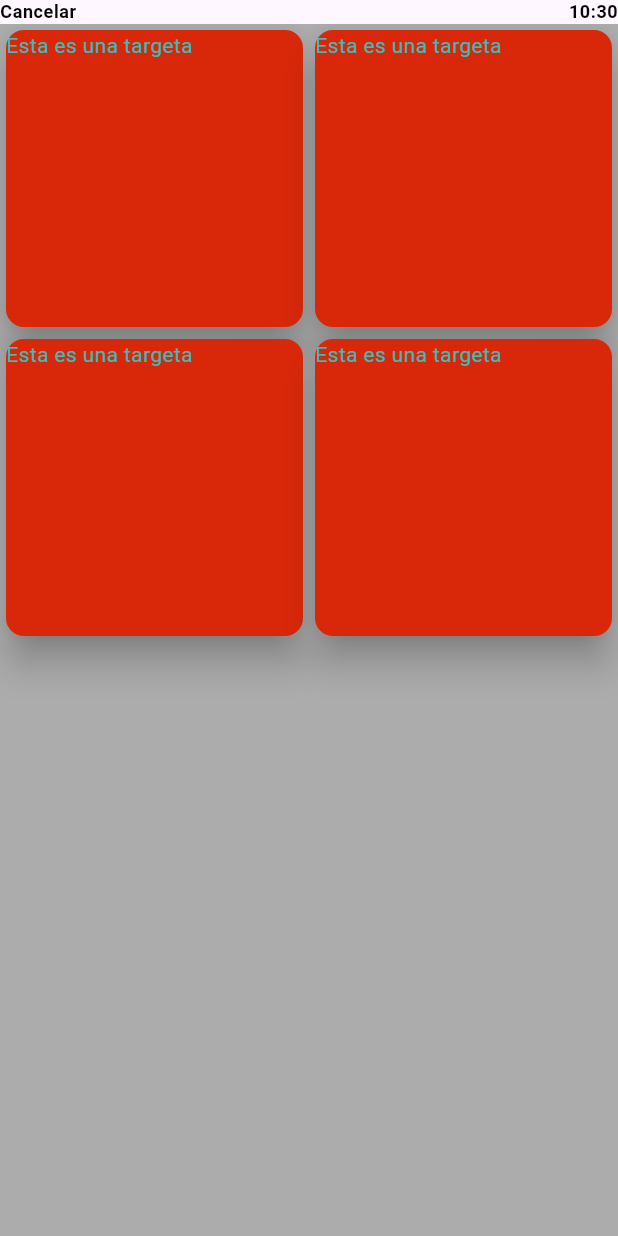
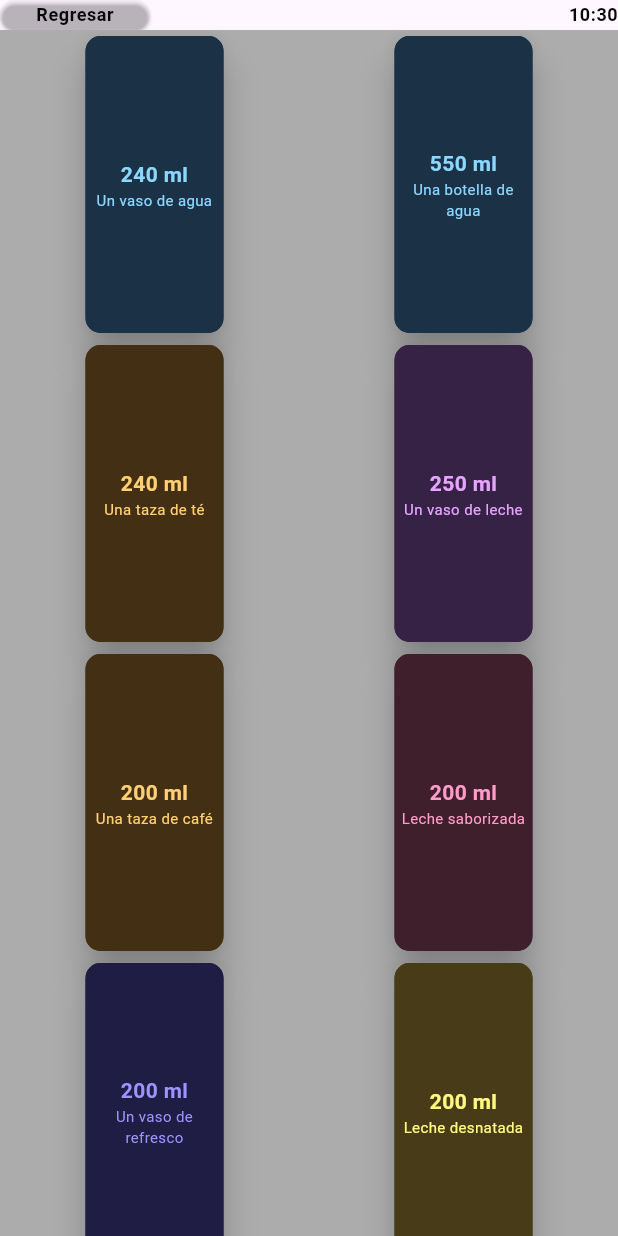
Before and after one commit to JosueRecoba/Wear-counter-app, a Flutter app: the screen it shows after launch, after a tap on "Registrar", on a phone screen of 412 x 824 dp. Run offline on Flutter 3.47's test engine with Material 2 defaults, Android fonts, the phone set to English and light mode, and no system bars.

Commit message:
Funcion de Registrar

```diff
--- a/lib/assets/interval_progress_bar.dart
+++ b/lib/assets/interval_progress_bar.dart
@@ -2,7 +2,7 @@
 
 
 class IntervalProgressBar extends StatefulWidget {
-  final int value;
+  final double value;
   const IntervalProgressBar({Key? key, required this.value}) : super(key: key);
 
   @override
@@ -10,18 +10,18 @@
 }
 
 class _IntervalProgressBarState extends State<IntervalProgressBar> {
-    int get value => widget.value;
+    double get value => widget.value;
     List<Color> darkColors = [
-      const Color.fromARGB(255, 0, 150, 117),
-      const Color.fromARGB(255, 0, 151, 81),
-      const Color.fromARGB(255, 0, 148, 44),
-      const Color.fromARGB(255, 45, 141, 0),
-      const Color.fromARGB(255, 95, 146, 0),
-      const Color.fromARGB(255, 132, 141, 0),
-      const Color.fromARGB(255, 139, 139, 0),
-      const Color.fromARGB(255, 145, 99, 0),
-      const Color.fromARGB(255, 138, 55, 0),
-      const Color.fromARGB(255, 145, 0, 0),
+      const Color.fromARGB(87, 0, 107, 84),
+      const Color.fromARGB(83, 1, 100, 54),
+      const Color.fromARGB(88, 0, 95, 29),
+      const Color.fromARGB(94, 28, 87, 1),
+      const Color.fromARGB(101, 57, 87, 1),
+      const Color.fromARGB(111, 81, 87, 0),
+      const Color.fromARGB(87, 82, 82, 0),
+      const Color.fromARGB(82, 85, 58, 1),
+      const Color.fromARGB(97, 85, 34, 0),
+      const Color.fromARGB(83, 90, 0, 0),
     ];
     List<Color> brightColors = [
       const Color.fromARGB(255, 0, 255, 200),
@@ -36,28 +36,34 @@
       const Color.fromARGB(255, 255, 0, 0),
   ];
       // ignore: prefer_final_fields
-      double _progress = 1.0;
-
-
 
   @override
   Widget build(BuildContext context) {
     return Row(
       mainAxisAlignment: MainAxisAlignment.spaceAround,
+      crossAxisAlignment: CrossAxisAlignment.center,
       children: [
         _intervalBar(),
         _label(),
       ]
-
     );
   }
 
   Widget _intervalBar(){
-        List<Color> actualColors;
+        List<Color> actualColors = [];
 
     if(value == 0){
       actualColors = darkColors;
     }else{
+      for (int i = 0; i < brightColors.length; i++) {
+        if(10/value <= i.toDouble()){
+          actualColors.add(brightColors[i]);
+        }else{
+          actualColors.add(darkColors[i]);
+        }
+      }
+    }
+    if(value >= 5){
       actualColors = brightColors;
     }
 
@@ -83,28 +89,35 @@
         _separator(),
         _interval(customColor: actualColors[9]),
 
-
         const SizedBox(width: 35.0,),
       ],
     );
   }
 
   Widget _label() {
-    return Text(
-      _progress.toStringAsFixed(1),
+    return Column(
+      crossAxisAlignment: CrossAxisAlignment.center,
+      mainAxisAlignment: MainAxisAlignment.center,
+      children: [
+        const SizedBox(
+          height: 20,
+        ),
+        Text(
+          '${value >= 5 ? 5 : value.toStringAsFixed(1)}',
+          style: Theme.of(context).textTheme.bodyMedium,
+        ),
+      ],
     );
   }
-
   Widget _separator(){
     return const SizedBox(
           height: 2.2,
         );
   }
-
   Widget _interval({required Color customColor}){
     //const Colors color = colors[colorType];
     return SizedBox(
-      width: 30.0,
+      width: 15.0,
       height: 2.0,
       child:  DecoratedBox(
         //decoration = decoration ?? (color != null ? BoxDecoration(color: color) : null),
--- a/lib/main.dart
+++ b/lib/main.dart
@@ -38,7 +38,7 @@
         ),
         useMaterial3: true,
       ),
-      home: const StartScreen(),
+      home: const StartScreen(hidratacion: 0,valueWater: 0,),
     );
   }
 }
--- a/lib/screens/drink_screen.dart
+++ b/lib/screens/drink_screen.dart
@@ -1,19 +1,43 @@
 import 'package:flutter/material.dart';
 import 'package:intl/intl.dart';
 
+import 'star_screem.dart';
+
+
 class DrinkScreen extends StatelessWidget {
-  const DrinkScreen({Key? key}) : super(key: key);
-
+  final double hidratacion;
+  final int valueWater;
+  DrinkScreen({Key? key, required this.hidratacion, required this.valueWater}) : super(key: key);
+  final List<dynamic> typesOfDrinks = [
+    //water, title, background, color, hidratacion
+    [240, 'Un vaso de agua',     const Color.fromARGB(255, 26, 49, 70), const Color.fromARGB(255, 139, 215, 255), .5],
+    [550, 'Una botella de agua', const Color.fromARGB(255, 26, 49, 70), const Color.fromARGB(255, 139, 215, 255), 1],
+    [240, 'Una taza de té',      const Color.fromARGB(255, 67, 47, 19), const Color.fromARGB(255, 255, 207, 115), .5],
+    [250, 'Un vaso de leche',    const Color.fromARGB(255, 54, 34, 69), const Color.fromARGB(255, 230, 164, 255), .7],
+    [200, 'Una taza de café',    const Color.fromARGB(255, 67, 47, 19), const Color.fromARGB(255, 255, 207, 115), .2],
+    [200, 'Leche saborizada',    const Color.fromARGB(255, 64, 31, 44), const Color.fromARGB(255, 255, 157, 200), .5],
+    [200, 'Un vaso de refresco', const Color.fromARGB(255, 32, 29, 69), const Color.fromARGB(255, 159, 147, 255), .2],
+    [200, 'Leche desnatada',     const Color.fromARGB(255, 71, 59, 24), const Color.fromARGB(255, 255, 249, 130), .3],
+  ];
   @override
   Widget build(BuildContext context) {
     return Scaffold(
       appBar: AppBar(
-        toolbarHeight: 16,
+        toolbarHeight: 20,
         leadingWidth: 100,
-        leading: Text(
-          "Cancelar",
-          style: Theme.of(context).textTheme.bodySmall,
-        ),
+        leading: ElevatedButton(
+          style: ElevatedButton.styleFrom(
+            backgroundColor: const Color.fromARGB(0, 0, 0, 0),
+          ),
+            onPressed: () {
+              Navigator.pop(context);
+            },
+            child:
+                Text(
+                "Regresar",
+                style: Theme.of(context).textTheme.bodySmall,
+              )
+          ),
         actions: [
           _hour(context),
         ],
@@ -21,22 +45,69 @@
       body: GridView.count(
         crossAxisCount: 2,
         children: [
-          _oneCard(context),
-          _oneCard(context),
-          _oneCard(context),
-          _oneCard(context),
+          _oneCard(context, 0),
+          _oneCard(context, 1),
+          _oneCard(context, 2),
+          _oneCard(context, 3),
+          _oneCard(context, 4),
+          _oneCard(context, 5),
+          _oneCard(context, 6),
+          _oneCard(context, 7),
         ]
       ),
     );
   }
 
-  Widget _oneCard(BuildContext context){
-    return const Card(
-      elevation: 10,
-      color: Color.fromARGB(255, 216, 40, 9),
-      child: Text(
-        'Esta es una targeta',
-      ),
+  Widget _oneCard(BuildContext context, int type){
+    double newH = hidratacion + typesOfDrinks[type][4];
+    double newVW = valueWater.toDouble() + typesOfDrinks[type][0];
+    return GestureDetector(
+            onTap: () {
+            Navigator.pushAndRemoveUntil(context, MaterialPageRoute(builder: (context) => StartScreen(
+              hidratacion: newH,
+              valueWater: newVW.toInt(),
+            )), (route) => false);
+          },
+          child: Center(
+            child: SizedBox(
+              width: 100.0,
+               //height: 60.0,
+              child:
+                Card(
+                  elevation: 10.0,
+                  color: typesOfDrinks[type][2],
+                  shape: RoundedRectangleBorder(
+                      side:  BorderSide(
+                        color: typesOfDrinks[type][2],
+                      ),
+                      borderRadius: BorderRadius.circular(10.0),
+                  ),
+                  child: Column(
+                      mainAxisAlignment: MainAxisAlignment.center,
+                      children: [
+                        Text(
+                          '${typesOfDrinks[type][0]} ml',
+                          textAlign: TextAlign.center,
+                          style:  TextStyle(
+                            fontWeight: FontWeight.bold,
+                            color: typesOfDrinks[type][3],
+                            fontSize: 14,
+                          ),
+                        ),
+                        Text(
+                          typesOfDrinks[type][1],
+                          style:  TextStyle(
+                            color: typesOfDrinks[type][3],
+                            fontSize: 10,
+                          ),
+                          textAlign: TextAlign.center,
+                        ),
+                      ],
+                  ),
+                ),
+                     // ),
+              ),
+          ),
     );
   }
 
--- a/lib/screens/star_screem.dart
+++ b/lib/screens/star_screem.dart
@@ -6,9 +6,9 @@
 
 
 class StartScreen extends StatefulWidget {
-  const StartScreen({Key? key}) : super(key: key);
-
-  final int valueWater = 1750;
+  final double hidratacion;
+  final int valueWater;
+  const StartScreen({Key? key, required this.hidratacion, required this.valueWater}) : super(key: key);
   final int totalValue = 2550;
 
   @override
@@ -18,6 +18,8 @@
 class _StartScreenState extends State<StartScreen> {
   get valueWater => widget.valueWater;
   get totalValue => widget.totalValue;
+  get hidratacion => widget.hidratacion;
+
 
   @override
   Widget build(BuildContext context) {
@@ -56,7 +58,7 @@
           style: Theme.of(context).textTheme.headlineSmall,
         ),
         Text(
-          valueWater.toString(),
+        'Faltan ${totalValue - valueWater <= 0 ? 0 : totalValue - valueWater} ml',
           style: Theme.of(context).textTheme.bodyMedium,
         )
       ],
@@ -92,7 +94,7 @@
                 backgroundColor: const Color.fromARGB(58, 88, 88, 88),
               ),
               Text(
-                '${valueWater * 100 ~/ totalValue}%',
+              '${valueWater * 100 ~/ totalValue >= 100 ? 100 : valueWater * 100 ~/ totalValue}%',
                 style: Theme.of(context).textTheme.bodySmall,
               ),
             ],
@@ -120,7 +122,7 @@
     return Column(
       mainAxisAlignment: MainAxisAlignment.spaceAround,
       children: [
-        const IntervalProgressBar(value: 1,),
+        IntervalProgressBar(value: hidratacion),
         // _intervalBar(),
         Text(
           'Hidratación',
@@ -168,7 +170,7 @@
             onPressed: () {
               Navigator.push(
                 context,
-                MaterialPageRoute(builder: (context) => const DrinkScreen()),
+                MaterialPageRoute(builder: (context) => DrinkScreen(hidratacion: hidratacion,valueWater: valueWater,)),
               );
             },
             child:
--- a/pubspec.yaml
+++ b/pubspec.yaml
@@ -37,7 +37,7 @@
   cupertino_icons: ^1.0.2
   flutter_intl: ^0.0.1
   intl: ^0.18.1
-
+  shared_preferences: ^2.2.0
 dev_dependencies:
   flutter_test:
     sdk: flutter
```
Also changed, not shown: 1 other file.
